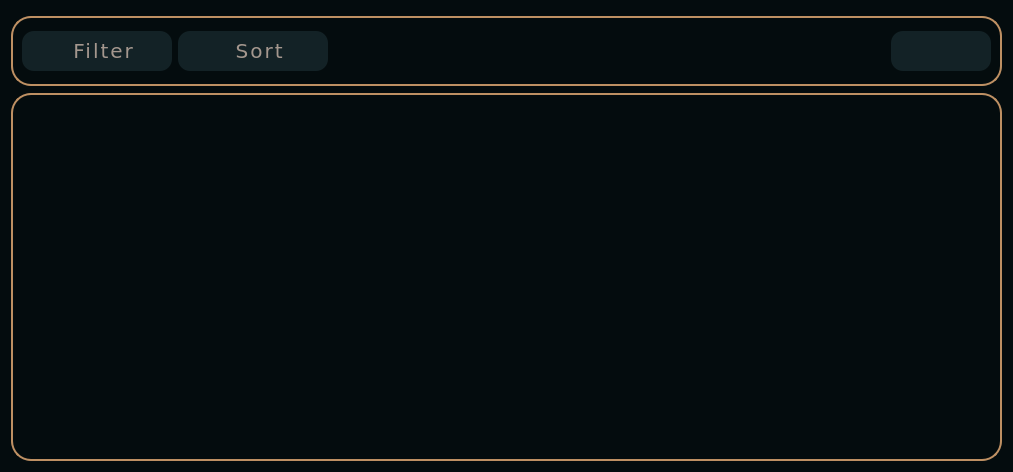
Old version of the form source/ui/ui_paymentdata.ui in the repository xtern0o/MoneyViewer.
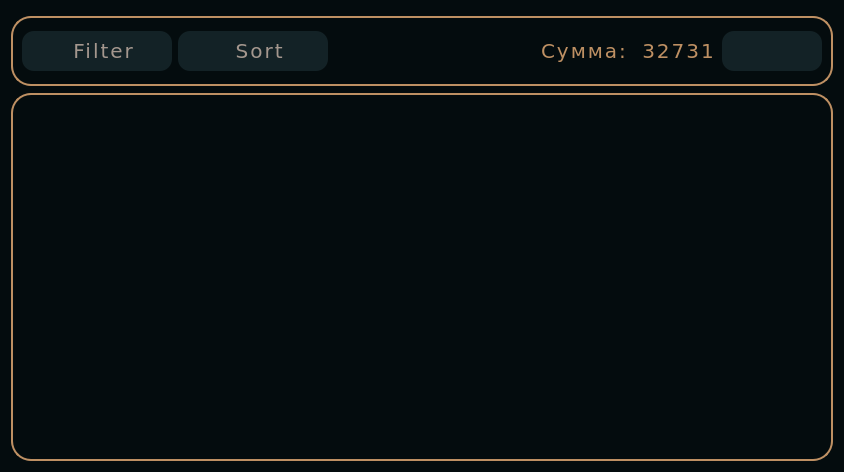
New version of the form. Icons and pictures are not drawn.

Diff of the .ui file:
```diff
--- a/source/ui/ui_paymentdata.ui
+++ b/source/ui/ui_paymentdata.ui
@@ -6,7 +6,7 @@
    <rect>
     <x>0</x>
     <y>0</y>
-    <width>1013</width>
+    <width>844</width>
     <height>472</height>
    </rect>
   </property>
@@ -40,6 +40,13 @@
 QPushButton:hover {
     background-color: #525b56;
     color: #a4978e;
+}
+QLabel {
+    font-family: Verdana, Geneva, sans-serif;
+    font-size: 20px;
+    letter-spacing: 2px;
+    word-spacing: 6px;
+    color: #be9063;
 }</string>
   </property>
   <layout class="QVBoxLayout" name="verticalLayout">
@@ -126,6 +133,26 @@
         </property>
        </spacer>
       </item>
+      <item>
+       <widget class="QLabel" name="sum_lbl">
+        <property name="text">
+         <string>Сумма: 32731</string>
+        </property>
+       </widget>
+      </item>
+      <item>
+       <spacer name="horizontalSpacer_2">
+        <property name="orientation">
+         <enum>Qt::Horizontal</enum>
+        </property>
+        <property name="sizeHint" stdset="0">
+         <size>
+          <width>40</width>
+          <height>20</height>
+         </size>
+        </property>
+       </spacer>
+      </item>
       <item>
        <widget class="QPushButton" name="docx_btn">
         <property name="minimumSize">
@@ -167,7 +194,7 @@
           <rect>
            <x>0</x>
            <y>0</y>
-           <width>965</width>
+           <width>796</width>
            <height>342</height>
           </rect>
          </property>
```
